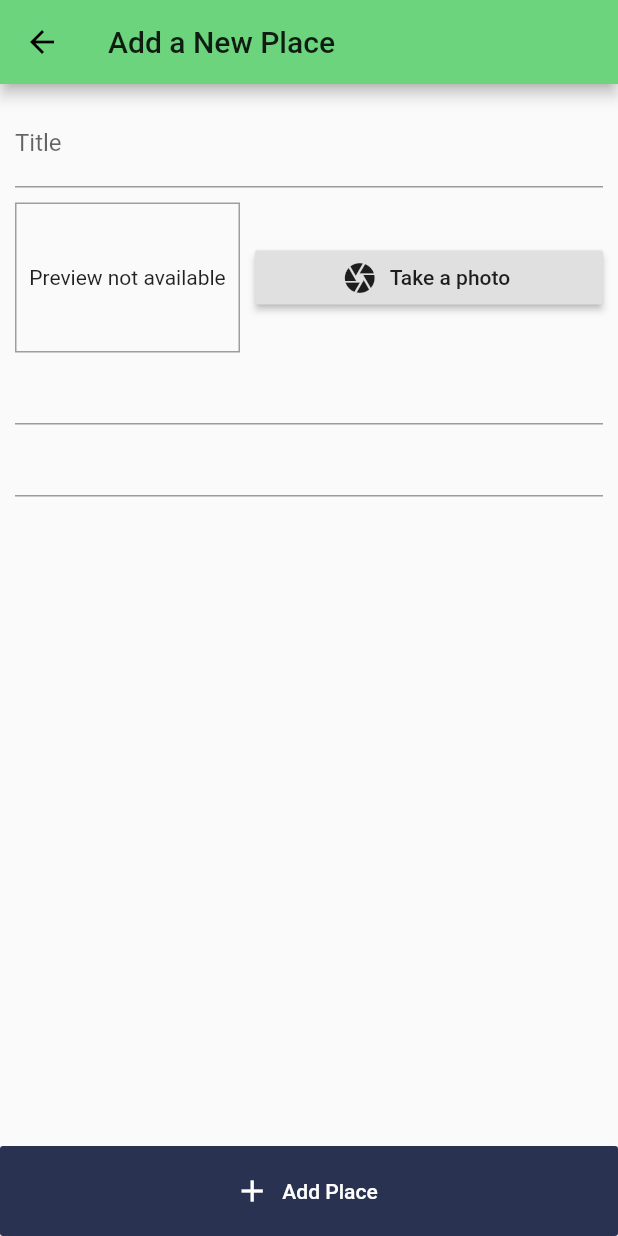
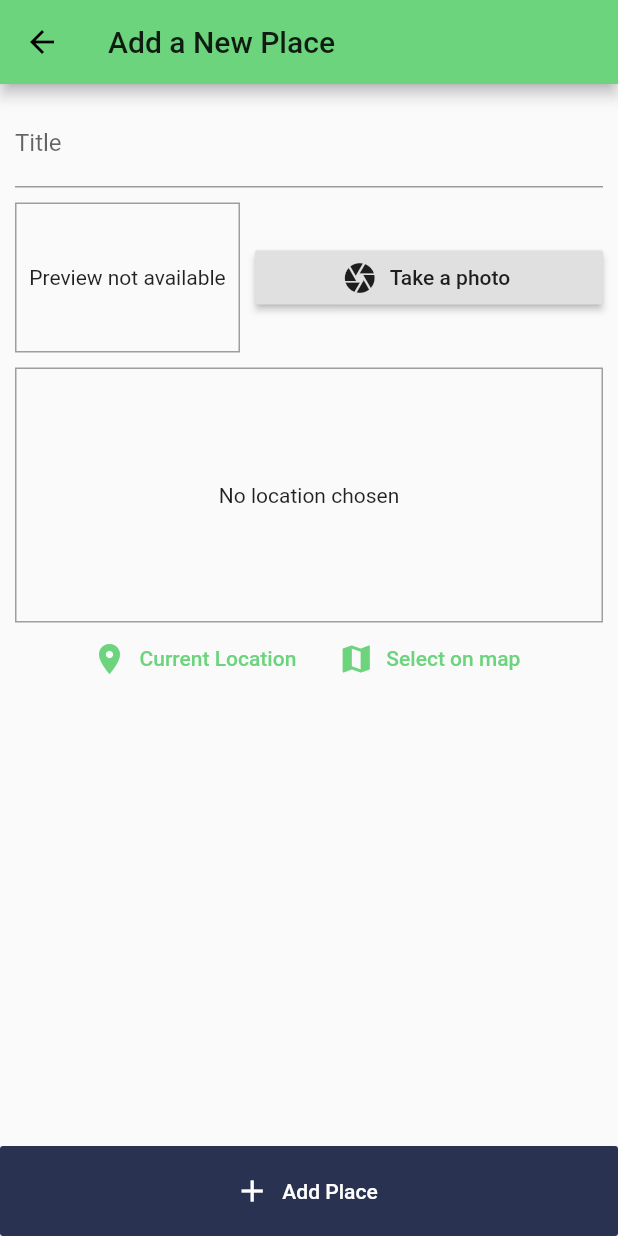
Before and after one commit to archrave/Great-Places, a Flutter app: the AddPlaceScreen screen opened by its route, on a phone screen of 412 x 824 dp. Run offline on Flutter 3.47's test engine with Material 2 defaults, Android fonts, the phone set to English and light mode, and no system bars; our stand-ins replace image_picker, sqflite; accounts and stored records are empty.

Commit message:
Added location package, adjusted OS permissions

```diff
--- a/lib/screens/add_place_screen.dart
+++ b/lib/screens/add_place_screen.dart
@@ -3,6 +3,7 @@ import 'package:flutter/material.dart';
 import 'package:provider/provider.dart';
 import '../providers/great_places.dart';
 import '../widgets/image_input.dart';
+import '../widgets/location_input.dart';
 
 class AddPlaceScreen extends StatefulWidget {
   static const routeName = '/add-place';
@@ -50,8 +51,8 @@ class _AddPlaceScreenState extends State<AddPlaceScreen> {
                       ),
                       SizedBox(height: 10),
                       ImageInput(_selectImage),
-                      TextField(),
-                      TextField(),
+                      SizedBox(height: 10),
+                      LocationInput(),
                     ],
                   ),
                 ),
--- /dev/null
+++ b/lib/widgets/location_input.dart
@@ -0,0 +1,52 @@
+import 'package:flutter/material.dart';
+
+class LocationInput extends StatefulWidget {
+  @override
+  _LocationInputState createState() => _LocationInputState();
+}
+
+class _LocationInputState extends State<LocationInput> {
+  String _previewImageUrl;
+
+  @override
+  Widget build(BuildContext context) {
+    return Column(
+      children: [
+        Container(
+          decoration:
+              BoxDecoration(border: Border.all(width: 1, color: Colors.grey)),
+          alignment: Alignment.center,
+          height: 170,
+          width: double.infinity,
+          child: _previewImageUrl == null
+              ? Text(
+                  'No location chosen',
+                  textAlign: TextAlign.center,
+                )
+              : Image.network(
+                  _previewImageUrl,
+                  fit: BoxFit.cover,
+                  width: double.infinity,
+                ),
+        ),
+        Row(
+          mainAxisAlignment: MainAxisAlignment.center,
+          children: [
+            FlatButton.icon(
+              icon: Icon(Icons.location_on),
+              label: Text('Current Location'),
+              onPressed: () {},
+              textColor: Theme.of(context).primaryColor,
+            ),
+            FlatButton.icon(
+              icon: Icon(Icons.map),
+              label: Text('Select on map'),
+              onPressed: () {},
+              textColor: Theme.of(context).primaryColor,
+            ),
+          ],
+        )
+      ],
+    );
+  }
+}
--- a/pubspec.yaml
+++ b/pubspec.yaml
@@ -31,6 +31,8 @@ dependencies:
   path_provider: ^2.0.2
   path: ^1.8.0
   sqflite: ^2.0.0+4
+  location: ^4.3.0
+
   # The following adds the Cupertino Icons font to your application.
   # Use with the CupertinoIcons class for iOS style icons.
   cupertino_icons: ^1.0.2
```
Also changed, not shown: pubspec.lock, 2 other files.
